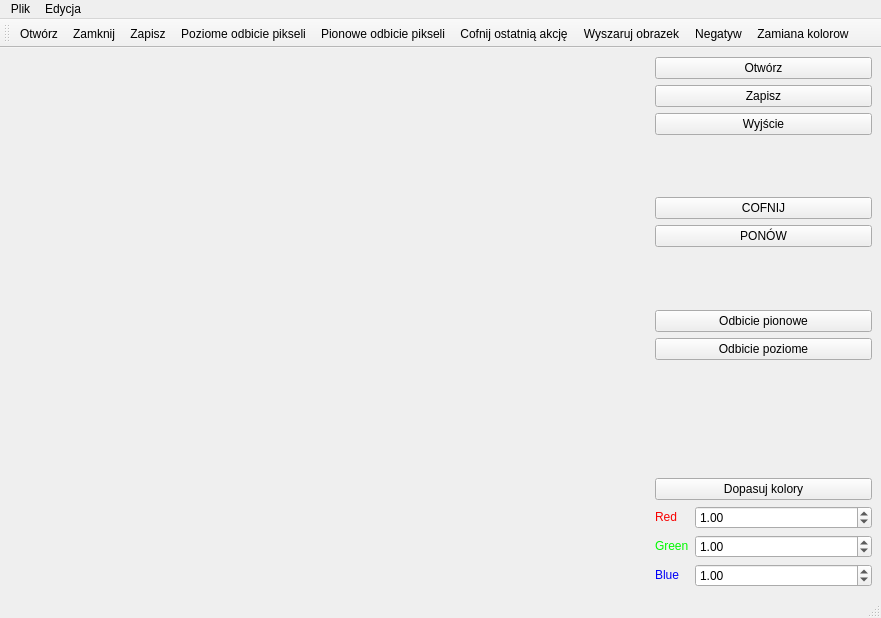
The window that 10/5/undomainwin.ui (jurikimurik/QT__introduction_exercises) describes before a commit, drawn with Qt 5.
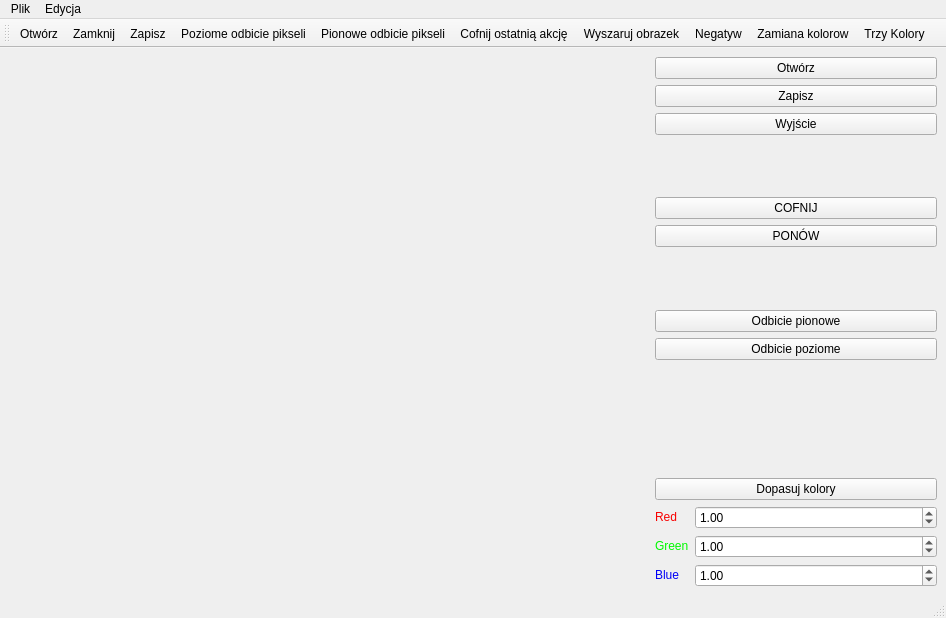
The same window after the commit.

Commit message: 10.5.1.1: Three colors is now ready.

```diff
--- a/10/5/undomainwin.ui
+++ b/10/5/undomainwin.ui
@@ -6,7 +6,7 @@
    <rect>
     <x>0</x>
     <y>0</y>
-    <width>881</width>
+    <width>946</width>
     <height>618</height>
    </rect>
   </property>
@@ -229,7 +229,7 @@
     <rect>
      <x>0</x>
      <y>0</y>
-     <width>881</width>
+     <width>946</width>
      <height>22</height>
     </rect>
    </property>
@@ -277,6 +277,7 @@
    <addaction name="actionMonochrome"/>
    <addaction name="actionNegate"/>
    <addaction name="actionColorSwap"/>
+   <addaction name="actionThreeColors"/>
   </widget>
   <action name="actionOpen">
    <property name="text">
@@ -366,6 +367,14 @@
     <string>Zamiana kolorow</string>
    </property>
   </action>
+  <action name="actionThreeColors">
+   <property name="text">
+    <string>Trzy Kolory</string>
+   </property>
+   <property name="toolTip">
+    <string>Trzy kolory</string>
+   </property>
+  </action>
  </widget>
  <resources/>
  <connections>
```
Left out of the diff: 18 changed lines with no effect on the pictures. The commit also changes 4 other files.
